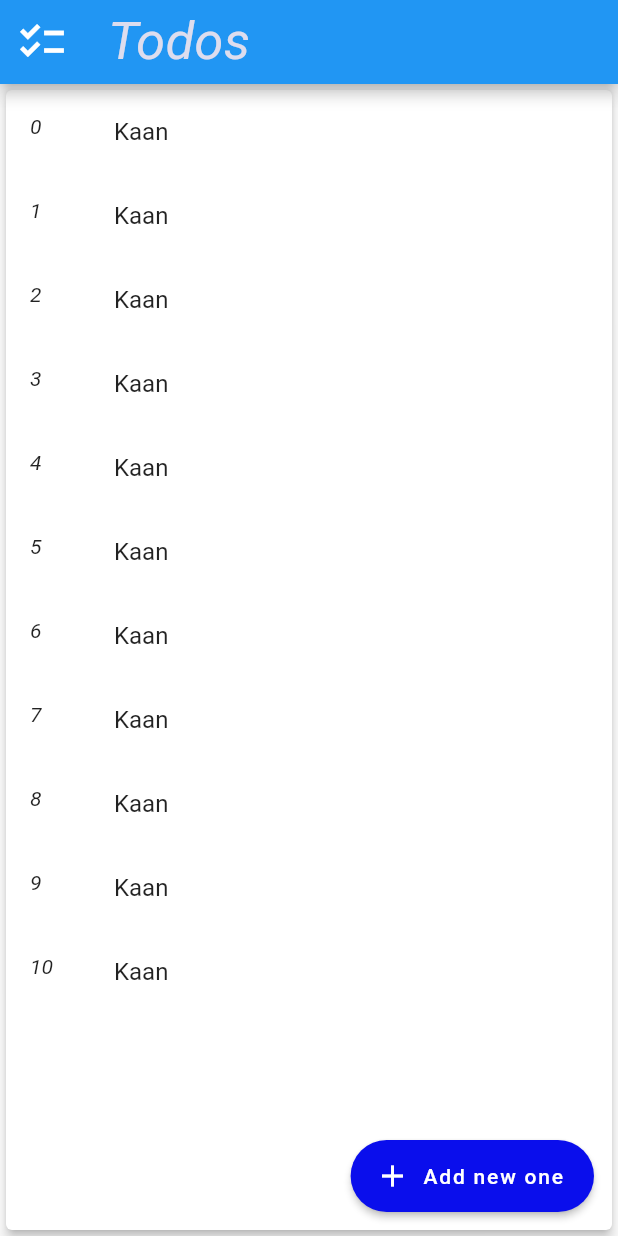
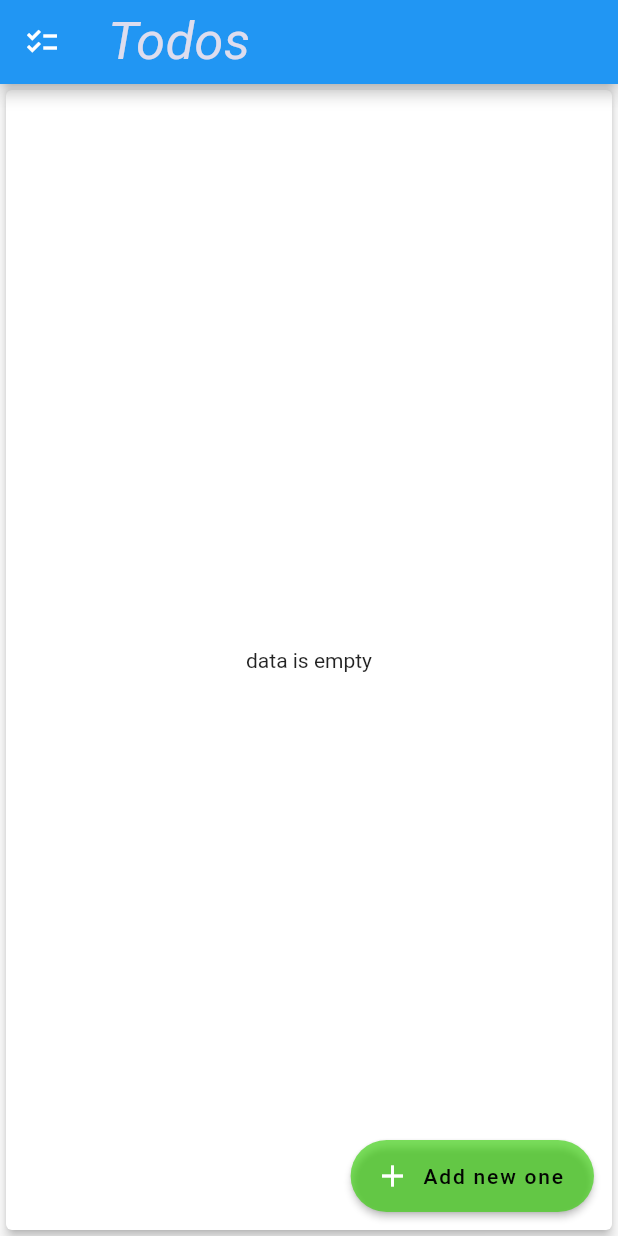
Before and after one commit to knturn/todo_app, a Flutter app: the screen it shows after launch, on a phone screen of 412 x 824 dp. Run offline on Flutter 3.47's test engine with Material 2 defaults, Android fonts, the phone set to English and light mode, and no system bars; our stand-ins replace sqflite; accounts and stored records are empty.

```diff
--- a/lib/Home/home_view.dart
+++ b/lib/Home/home_view.dart
@@ -1,4 +1,7 @@
 import 'package:flutter/material.dart';
+import '../AppThema/app_theme.dart';
+import '../Models/todo_model.dart';
+import '../service/data_manager.dart';
 
 import '../AddArea/add_view.dart';
 
@@ -10,7 +13,22 @@ class HomeViewTODO extends StatefulWidget {
 }
 
 class _HomeViewTODOState extends State<HomeViewTODO> {
-  List<int> sayilar = [0, 1, 2, 3, 4, 5, 6, 7, 8, 9, 10];
+  List<TodoModel> todos = [];
+  List<TodoModel> doneTodos = [];
+  @override
+  void initState() {
+    loadData();
+    super.initState();
+  }
+
+  loadData() {
+    DataManager.material.getTodos(true).then((value) {
+      setState(() {
+        todos = value;
+      });
+    });
+  }
+
   @override
   Widget build(BuildContext context) {
     return Scaffold(
@@ -25,9 +43,13 @@ class _HomeViewTODOState extends State<HomeViewTODO> {
 
   AppBar buildAppbar() {
     return AppBar(
-      leading: const Icon(
-        Icons.checklist,
-        size: 35,
+      leading: IconButton(
+        onPressed: () {
+          setState(() {
+            loadData();
+          });
+        },
+        icon: const Icon(Icons.checklist),
       ),
       title: const Text(
         "Todos",
@@ -40,19 +62,21 @@ class _HomeViewTODOState extends State<HomeViewTODO> {
     );
   }
 
-  ListView buildListView() {
-    return ListView.builder(
+  Widget buildListView() {
+    return todos.isEmpty
+        ? const Center(child: Text("data is empty"))
+        : ListView.builder(
             itemBuilder: (context, index) => ListTile(
-        title: const Text("Kaan"),
+                  title: Text(todos[index].title.toString()),
+                  subtitle: Text(todos[index].description.toString()),
                   leading: Text(
-          sayilar[index].toString(),
+                    [index].toString(),
                     style: const TextStyle(
                       fontStyle: FontStyle.italic,
                     ),
                   ),
                 ),
-      itemCount: sayilar.length,
-    );
+            itemCount: todos.length);
   }
 }
 
@@ -60,13 +84,16 @@ FloatingActionButton buildButton(context) {
   return FloatingActionButton.extended(
     elevation: 2,
     icon: const Icon(Icons.add),
-    label: const Text("Add new one"),
+    label: const Text(
+      "Add new one",
+      style: TextStyle(color: Color.fromARGB(249, 0, 0, 0)),
+    ),
     onPressed: () => {
       Navigator.of(context).push(MaterialPageRoute(
         builder: (context) => const AddView(),
       )),
     },
     shape: const StadiumBorder(),
-    backgroundColor: const Color.fromARGB(255, 10, 14, 236),
+    backgroundColor: LightColorTheme().addbuttonColor,
   );
 }
--- a/lib/Models/todo_model.dart
+++ b/lib/Models/todo_model.dart
@@ -19,7 +19,7 @@ class TodoModel {
     map["description"] = description;
     map["isDone"] = isDone ? 1 : 0;
     map["id"] = id;
-    throw TodoModel(isDone: isDone != isDone);
+    return map;
   }
 
   factory TodoModel.fromMap(Map<String, dynamic> map) {
```
Also changed, not shown: lib/AddArea/add_view.dart (+29 -12 lines), lib/AppThema/app_theme.dart (added, +34 -0 lines), lib/features/customTextFieldArea/custom_text_field.dart (+18 -7 lines), lib/service/data_manager.dart (+21 -8 lines), lib/AppThema/appTheme.dart (deleted). Lines whose indentation alone changed are shown as unchanged.
